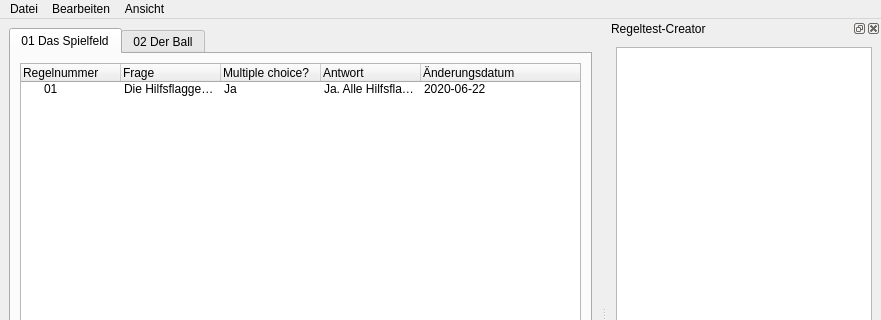
First picture: the form in res/mainwindow.ui, repository jfeil/RegeltestCreator, before the edit; both pictures show x 0 to 881 and y 0 to 320 of the 881 by 634 pixel window.
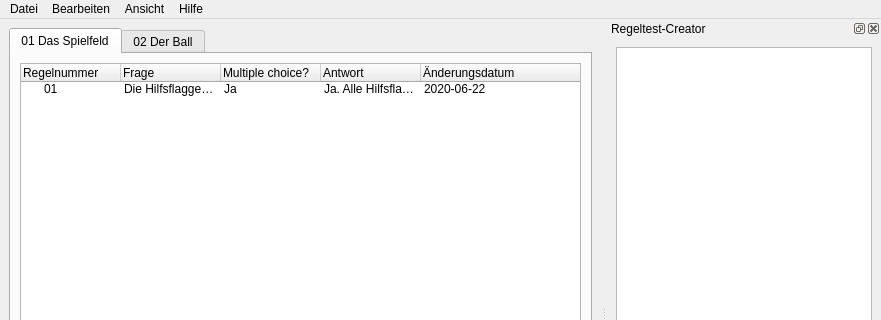
Second picture: the form after the edit. Custom widgets are drawn as their Qt base class.

Commit message: Implement Update check and about dialog

```diff
--- a/res/mainwindow.ui
+++ b/res/mainwindow.ui
@@ -115,9 +115,17 @@
     <addaction name="actionRegeltest_einrichten"/>
     <addaction name="actionRegeltest_l_schen"/>
    </widget>
+      <widget class="QMenu" name="menu_ber">
+          <property name="title">
+              <string>Hilfe</string>
+          </property>
+          <addaction name="actionAuf_Updates_pr_fen"/>
+          <addaction name="action_ber"/>
+      </widget>
    <addaction name="menuDatei"/>
    <addaction name="menuBearbeiten"/>
    <addaction name="menuAnsicht"/>
+      <addaction name="menu_ber"/>
   </widget>
   <widget class="QStatusBar" name="statusbar"/>
   <widget class="QDockWidget" name="regeltest_creator">
```
Left out of the diff: 10 changed lines with no effect on the pictures. Lines whose indentation alone changed are shown as unchanged. The commit also changes 2 other files.
